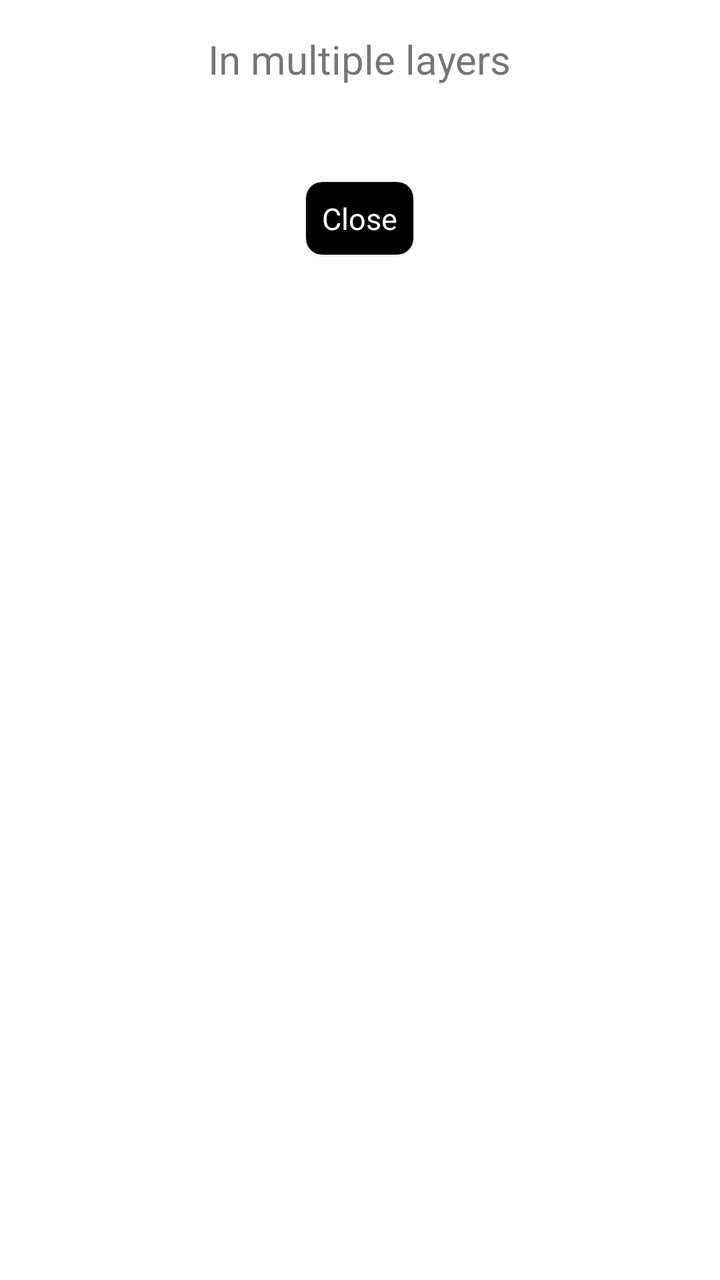
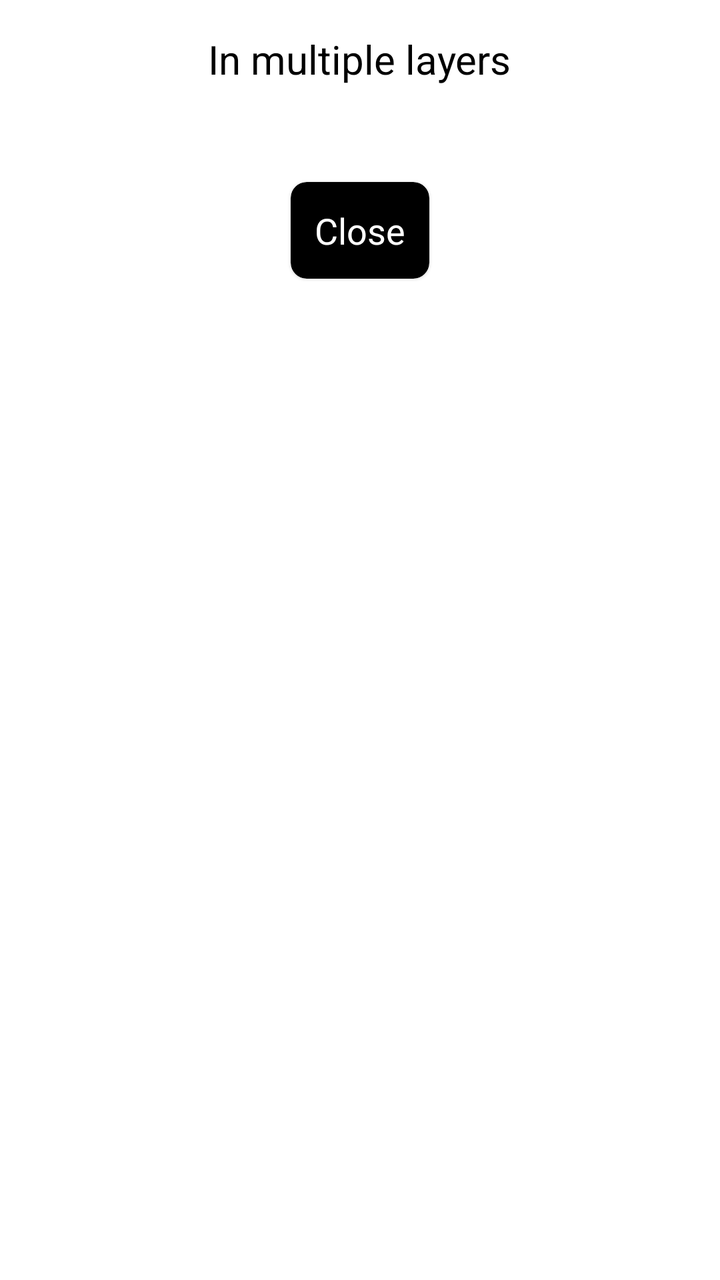

Two renders of the same Android screen: before a commit and after it. Below are the layout's source before the change and the commit's diff.
<!-- AndroidManifest.xml: application theme Theme.NavBitDemo -->
<!-- res/layout/screen_info_details.xml -->
<?xml version="1.0" encoding="utf-8"?>
<LinearLayout
    xmlns:android="http://schemas.android.com/apk/res/android"
    xmlns:app="http://schemas.android.com/apk/res-auto"

    android:layout_width="match_parent"
    android:layout_height="match_parent"
    android:orientation="vertical"
    android:background="@color/app_background"
    android:elevation="8dp">

        <TextView
            android:layout_width="wrap_content"
            android:layout_height="wrap_content"
            android:layout_gravity="center"
            android:paddingVertical="16dp"
            android:text="In multiple layers"
            android:textSize="20sp"/>

        <com.google.android.material.card.MaterialCardView
            android:id="@+id/done_button"
            android:layout_width="wrap_content"
            android:layout_height="wrap_content"
            android:layout_gravity="center"
            android:layout_marginVertical="32dp"
            app:cardBackgroundColor="@color/black"
            app:cardCornerRadius="8dp">
            <TextView
                android:layout_width="wrap_content"
                android:layout_height="wrap_content"
                android:text="Close"
                android:textSize="15sp"
                android:textColor="@color/white"
                android:layout_margin="8dp"
                android:layout_gravity="center"/>
        </com.google.android.material.card.MaterialCardView>

    <View
        android:id="@+id/bottom_inset"
        android:layout_width="match_parent"
        android:layout_height="0dp"/>
</LinearLayout>
<!-- resources referenced by this layout -->
<resources>
  <color name="app_background">#FFFFFF</color>
  <color name="black">#FF000000</color>
  <color name="white">#FFFFFFFF</color>
  <style name="Theme.NavBitDemo" parent="Theme.MaterialComponents.DayNight.NoActionBar">
          
          <item name="colorPrimary">@android:color/transparent</item>
          <item name="colorPrimaryVariant">@android:color/transparent</item>
          <item name="colorOnPrimary">@color/white</item>
          
          <item name="colorSecondary">@color/teal_200</item>
          <item name="colorSecondaryVariant">@color/teal_700</item>
          <item name="colorOnSecondary">@color/black</item>
          
          <item name="android:statusBarColor">?attr/colorPrimaryVariant</item>
          
          <item name="android:windowTranslucentNavigation">true</item>
      </style>
  <color name="teal_200">#FF03DAC5</color>
  <color name="teal_700">#FF018786</color>
</resources>

<!-- the commit's change to res/layout/screen_info_details.xml (unified diff, before → after) -->
@@ -15,6 +15,7 @@
             android:layout_gravity="center"
             android:paddingVertical="16dp"
             android:text="In multiple layers"
+            android:textColor="@color/black"
             android:textSize="20sp"/>
 
         <com.google.android.material.card.MaterialCardView
@@ -29,9 +30,9 @@
                 android:layout_width="wrap_content"
                 android:layout_height="wrap_content"
                 android:text="Close"
-                android:textSize="15sp"
+                android:textSize="18sp"
                 android:textColor="@color/white"
-                android:layout_margin="8dp"
+                android:layout_margin="12dp"
                 android:layout_gravity="center"/>
         </com.google.android.material.card.MaterialCardView>
 
<!-- resource entries referenced after the edit -->
@@ -4,17 +4,13 @@
   <color name="black">#FF000000</color>
   <color name="white">#FFFFFFFF</color>
   <style name="Theme.NavBitDemo" parent="Theme.MaterialComponents.DayNight.NoActionBar">
-          
           <item name="colorPrimary">@android:color/transparent</item>
           <item name="colorPrimaryVariant">@android:color/transparent</item>
           <item name="colorOnPrimary">@color/white</item>
-          
           <item name="colorSecondary">@color/teal_200</item>
           <item name="colorSecondaryVariant">@color/teal_700</item>
           <item name="colorOnSecondary">@color/black</item>
-          
           <item name="android:statusBarColor">?attr/colorPrimaryVariant</item>
-          
           <item name="android:windowTranslucentNavigation">true</item>
       </style>
   <color name="teal_200">#FF03DAC5</color>
